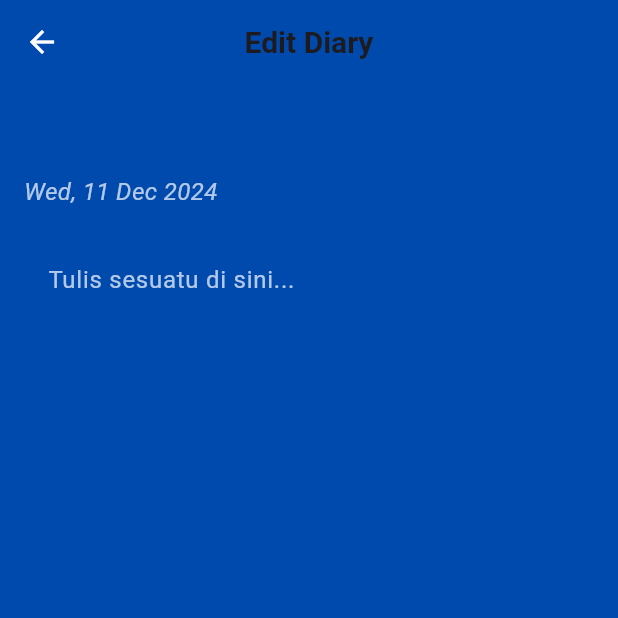
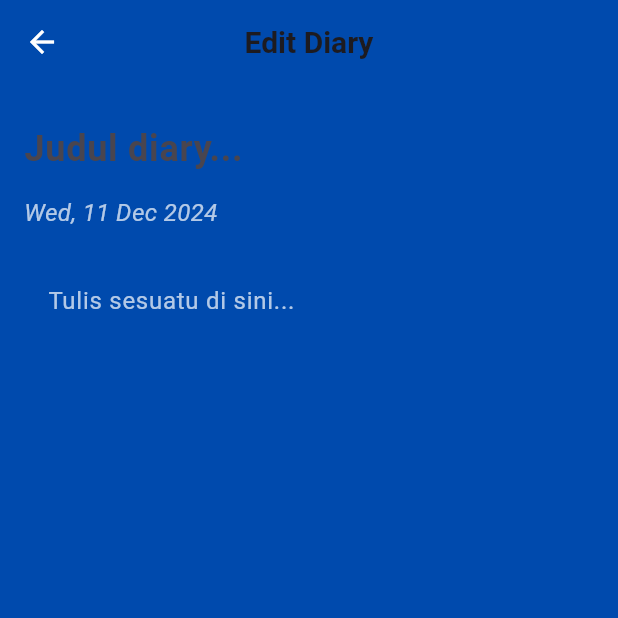
Before and after one commit to RuthRadekta/diaryapp2, a Flutter app: the DetailPage screen opened directly with empty values, on a phone screen of 412 x 824 dp, the top half of it. Run offline on Flutter 3.47's test engine with Material 3 defaults, Android fonts, the phone set to English and light mode, and no system bars; our stand-ins replace cloud_firestore, connectivity_plus, firebase_core; accounts and stored records are empty.

Commit message:
ada bug gaib

```diff
--- a/lib/firestore_test_page.dart
+++ b/lib/firestore_test_page.dart
@@ -37,7 +37,7 @@ class _FirestoreTestPageState extends State<FirestoreTestPage> {
     await note.doc(uniqueId).set({
       'id': uniqueId,
       'judul': judul, // Tambahkan judul
-      'isi': '',
+      'isi': isiDiary,
       'tanggal': DateTime.now(),
     });
     debugPrint('Data berhasil ditambahkan ke Firestore');
@@ -166,6 +166,7 @@ class _FirestoreTestPageState extends State<FirestoreTestPage> {
             },
             icon: const Icon(Icons.more_vert, color: Colors.white),
           ),
+
         ],
       ),
       body: Padding(
@@ -217,7 +218,6 @@ class _FirestoreTestPageState extends State<FirestoreTestPage> {
                           trailing: IconButton(
                             icon: const Icon(Icons.delete, color: Colors.red),
                             onPressed: () {
-                              // Menampilkan dialog konfirmasi sebelum menghapus data
                               showDialog(
                                 context: context,
                                 builder: (BuildContext context) {
@@ -268,17 +268,6 @@ class _FirestoreTestPageState extends State<FirestoreTestPage> {
             const Divider(color: Colors.white),
             TextField(
               controller: _judulController,
-              maxLines: 1,
-              style: const TextStyle(color: Colors.white),
-              decoration: const InputDecoration(
-                hintText: 'Write title here...', // Menambahkan hint untuk judul
-                hintStyle: TextStyle(color: Colors.white70),
-                border: InputBorder.none,
-              ),
-            ),
-            /*const SizedBox(height: 10),
-            TextField(
-              controller: _isiDiaryController,
               maxLines: null,
               style: const TextStyle(color: Colors.white),
               decoration: const InputDecoration(
@@ -286,16 +275,16 @@ class _FirestoreTestPageState extends State<FirestoreTestPage> {
                 hintStyle: TextStyle(color: Colors.white70),
                 border: InputBorder.none,
               ),
-            ),*/
+            ),
             const SizedBox(height: 10),
             FloatingActionButton.extended(
               onPressed: () {
                 if (_judulController.text.isNotEmpty) {
-                  // Menambahkan hanya judul
-                  addData(_judulController.text, '');
-                  _judulController.clear(); // Kosongkan field judul setelah disimpan
+                  addData(_judulController.text, _isiDiaryController.text);
+                  _judulController.clear();
+                  _isiDiaryController.clear();
                 } else {
-                  debugPrint('Judul tidak boleh kosong!');
+                  debugPrint('Judul atau isi tidak boleh kosong!');
                 }
               },
               backgroundColor: const Color(0xFFFFD4E2),
@@ -315,8 +304,6 @@ class _FirestoreTestPageState extends State<FirestoreTestPage> {
     );
   }
 }
-
-//-----------------------------------------------//
 
 class DetailPage extends StatefulWidget {
   final String id;
@@ -396,14 +383,16 @@ class _DetailPageState extends State<DetailPage> {
         child: Column(
           crossAxisAlignment: CrossAxisAlignment.start,
           children: [
-            const SizedBox(height: 5),
-            // Menampilkan judul diary dalam format tebal (bold)
-            Text(
-              widget.judul,
-              style: const TextStyle(
-                fontWeight: FontWeight.bold,
-                fontSize: 24,
-                color: Colors.white,
+            const SizedBox(height: 1),
+            TextField(
+              controller: _judulController,
+              maxLines: 1,
+              style: const TextStyle(color: Colors.white, fontSize: 24, fontWeight: FontWeight.bold),
+              decoration: const InputDecoration(
+                labelStyle: TextStyle(color: Colors.white70),
+                hintText: 'Judul diary...',
+                border: InputBorder.none,
+                focusedBorder: InputBorder.none
               ),
             ),
             const SizedBox(height: 5),
```
Also changed, not shown: lib/pages/home_page.dart (+23 -3 lines), lib/widgets/back_view.dart (+55 -2 lines). Lines whose indentation alone changed are shown as unchanged.
